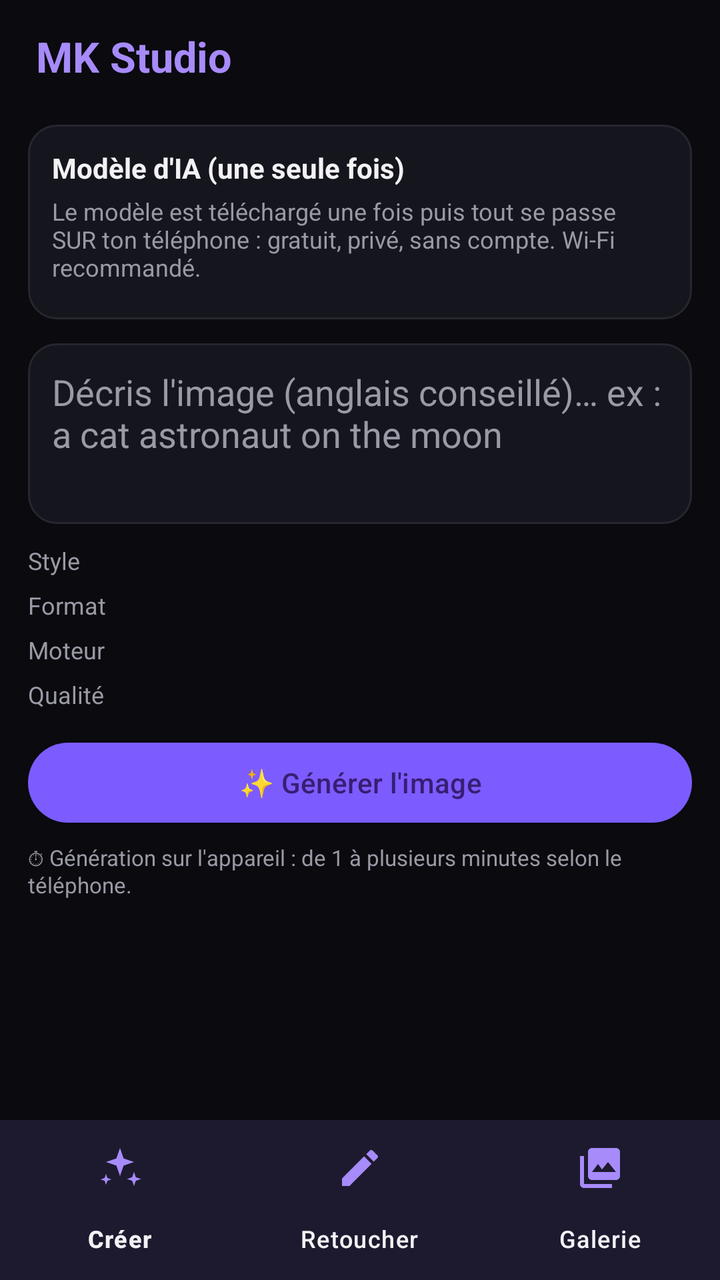
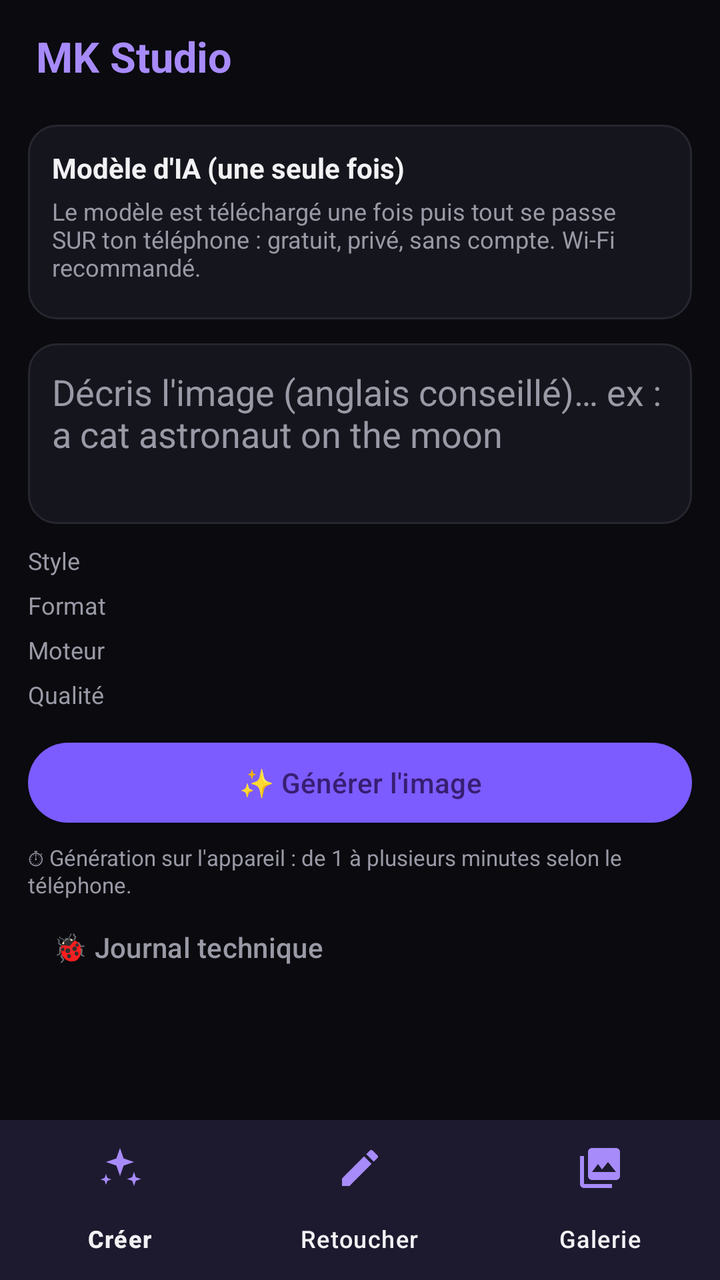

The first picture is an Android layout as it rendered before a commit; the second is the same layout after the commit. The layout source and the unified diff follow.
<!-- AndroidManifest.xml: application theme Theme.MKStudio -->
<!-- res/layout/activity_main.xml -->
<?xml version="1.0" encoding="utf-8"?>
<LinearLayout xmlns:android="http://schemas.android.com/apk/res/android"
    xmlns:app="http://schemas.android.com/apk/res-auto"
    android:layout_width="match_parent"
    android:layout_height="match_parent"
    android:background="@color/bg"
    android:orientation="vertical">

    <TextView
        android:layout_width="match_parent"
        android:layout_height="wrap_content"
        android:paddingHorizontal="18dp"
        android:paddingTop="14dp"
        android:paddingBottom="6dp"
        android:text="@string/app_name"
        android:textColor="@color/accent2"
        android:textSize="21sp"
        android:textStyle="bold" />

    <FrameLayout
        android:layout_width="match_parent"
        android:layout_height="0dp"
        android:layout_weight="1">

        
        <ScrollView
            android:id="@+id/paneCreate"
            android:layout_width="match_parent"
            android:layout_height="match_parent"
            android:fillViewport="true">

            <LinearLayout
                android:layout_width="match_parent"
                android:layout_height="wrap_content"
                android:orientation="vertical"
                android:padding="14dp">

                
                <LinearLayout
                    android:id="@+id/modelCard"
                    android:layout_width="match_parent"
                    android:layout_height="wrap_content"
                    android:background="@drawable/card_bg"
                    android:orientation="vertical"
                    android:padding="12dp">

                    <TextView
                        android:layout_width="wrap_content"
                        android:layout_height="wrap_content"
                        android:text="@string/models_title"
                        android:textColor="@color/text"
                        android:textStyle="bold" />

                    <TextView
                        android:layout_width="match_parent"
                        android:layout_height="wrap_content"
                        android:layout_marginTop="4dp"
                        android:text="@string/models_hint"
                        android:textColor="@color/text_dim"
                        android:textSize="12sp" />

                    <LinearLayout
                        android:id="@+id/modelsBox"
                        android:layout_width="match_parent"
                        android:layout_height="wrap_content"
                        android:layout_marginTop="6dp"
                        android:orientation="vertical" />
                </LinearLayout>

                <EditText
                    android:id="@+id/promptInput"
                    android:layout_width="match_parent"
                    android:layout_height="wrap_content"
                    android:layout_marginTop="12dp"
                    android:background="@drawable/card_bg"
                    android:gravity="top"
                    android:hint="@string/prompt_hint"
                    android:inputType="textMultiLine|textCapSentences"
                    android:minLines="3"
                    android:padding="12dp"
                    android:textColor="@color/text"
                    android:textColorHint="@color/text_dim" />

                <TextView
                    android:layout_width="wrap_content"
                    android:layout_height="wrap_content"
                    android:layout_marginTop="10dp"
                    android:text="@string/style_title"
                    android:textColor="@color/text_dim"
                    android:textSize="12sp" />

                <HorizontalScrollView
                    android:layout_width="match_parent"
                    android:layout_height="wrap_content"
                    android:scrollbars="none">

                    <com.google.android.material.chip.ChipGroup
                        android:id="@+id/styleChips"
                        android:layout_width="wrap_content"
                        android:layout_height="wrap_content"
                        app:selectionRequired="true"
                        app:singleLine="true"
                        app:singleSelection="true" />
                </HorizontalScrollView>

                <TextView
                    android:layout_width="wrap_content"
                    android:layout_height="wrap_content"
                    android:layout_marginTop="6dp"
                    android:text="@string/format_title"
                    android:textColor="@color/text_dim"
                    android:textSize="12sp" />

                <HorizontalScrollView
                    android:layout_width="match_parent"
                    android:layout_height="wrap_content"
                    android:scrollbars="none">

                    <com.google.android.material.chip.ChipGroup
                        android:id="@+id/formatChips"
                        android:layout_width="wrap_content"
                        android:layout_height="wrap_content"
                        app:selectionRequired="true"
                        app:singleLine="true"
                        app:singleSelection="true" />
                </HorizontalScrollView>

                <TextView
                    android:layout_width="wrap_content"
                    android:layout_height="wrap_content"
                    android:layout_marginTop="6dp"
                    android:text="@string/engine_title"
                    android:textColor="@color/text_dim"
                    android:textSize="12sp" />

                <com.google.android.material.chip.ChipGroup
                    android:id="@+id/modeChips"
                    android:layout_width="wrap_content"
                    android:layout_height="wrap_content"
                    app:selectionRequired="true"
                    app:singleLine="true"
                    app:singleSelection="true" />

                <TextView
                    android:layout_width="wrap_content"
                    android:layout_height="wrap_content"
                    android:layout_marginTop="6dp"
                    android:text="@string/quality_title"
                    android:textColor="@color/text_dim"
                    android:textSize="12sp" />

                <com.google.android.material.chip.ChipGroup
                    android:id="@+id/qualityChips"
                    android:layout_width="wrap_content"
                    android:layout_height="wrap_content"
                    app:selectionRequired="true"
                    app:singleLine="true"
                    app:singleSelection="true" />

                <Button
                    android:id="@+id/generateBtn"
                    android:layout_width="match_parent"
                    android:layout_height="wrap_content"
                    android:layout_marginTop="12dp"
                    android:text="@string/generate" />

                <TextView
                    android:layout_width="match_parent"
                    android:layout_height="wrap_content"
                    android:layout_marginTop="6dp"
                    android:text="@string/time_hint"
                    android:textColor="@color/text_dim"
                    android:textSize="11sp" />
            </LinearLayout>
        </ScrollView>

        
        <ScrollView
            android:id="@+id/paneEdit"
            android:layout_width="match_parent"
            android:layout_height="match_parent"
            android:fillViewport="true"
            android:visibility="gone">

            <LinearLayout
                android:layout_width="match_parent"
                android:layout_height="wrap_content"
                android:orientation="vertical"
                android:padding="14dp">

                <Button
                    android:id="@+id/pickBtn"
                    android:layout_width="match_parent"
                    android:layout_height="wrap_content"
                    android:text="@string/edit_pick" />

                <ImageView
                    android:id="@+id/editPreview"
                    android:layout_width="match_parent"
                    android:layout_height="220dp"
                    android:layout_marginTop="10dp"
                    android:background="@drawable/card_bg"
                    android:contentDescription="@string/edit_pick"
                    android:scaleType="centerCrop"
                    android:visibility="gone" />

                <EditText
                    android:id="@+id/editPrompt"
                    android:layout_width="match_parent"
                    android:layout_height="wrap_content"
                    android:layout_marginTop="10dp"
                    android:background="@drawable/card_bg"
                    android:gravity="top"
                    android:hint="@string/edit_prompt_hint"
                    android:inputType="textMultiLine|textCapSentences"
                    android:minLines="2"
                    android:padding="12dp"
                    android:textColor="@color/text"
                    android:textColorHint="@color/text_dim" />

                <TextView
                    android:layout_width="wrap_content"
                    android:layout_height="wrap_content"
                    android:layout_marginTop="8dp"
                    android:text="@string/strength_title"
                    android:textColor="@color/text_dim"
                    android:textSize="12sp" />

                <com.google.android.material.chip.ChipGroup
                    android:id="@+id/strengthChips"
                    android:layout_width="wrap_content"
                    android:layout_height="wrap_content"
                    app:selectionRequired="true"
                    app:singleLine="true"
                    app:singleSelection="true" />

                <Button
                    android:id="@+id/editGenerateBtn"
                    android:layout_width="match_parent"
                    android:layout_height="wrap_content"
                    android:layout_marginTop="12dp"
                    android:text="@string/edit_generate" />
            </LinearLayout>
        </ScrollView>

        
        <LinearLayout
            android:id="@+id/paneGallery"
            android:layout_width="match_parent"
            android:layout_height="match_parent"
            android:orientation="vertical"
            android:visibility="gone">

            <TextView
                android:id="@+id/galleryEmpty"
                android:layout_width="match_parent"
                android:layout_height="wrap_content"
                android:layout_marginTop="40dp"
                android:gravity="center"
                android:padding="20dp"
                android:text="@string/gallery_empty"
                android:textColor="@color/text_dim"
                android:visibility="gone" />

            <androidx.recyclerview.widget.RecyclerView
                android:id="@+id/galleryList"
                android:layout_width="match_parent"
                android:layout_height="match_parent"
                android:padding="8dp" />
        </LinearLayout>
    </FrameLayout>

    
    <LinearLayout
        android:id="@+id/statusCard"
        android:layout_width="match_parent"
        android:layout_height="wrap_content"
        android:layout_marginHorizontal="12dp"
        android:layout_marginBottom="6dp"
        android:background="@drawable/card_bg"
        android:orientation="vertical"
        android:padding="10dp"
        android:visibility="gone">

        <TextView
            android:id="@+id/statusText"
            android:layout_width="match_parent"
            android:layout_height="wrap_content"
            android:textColor="@color/text"
            android:textSize="13sp" />

        <com.google.android.material.progressindicator.LinearProgressIndicator
            android:id="@+id/statusProgress"
            android:layout_width="match_parent"
            android:layout_height="wrap_content"
            android:layout_marginTop="6dp"
            app:trackCornerRadius="6dp" />

        <Button
            android:id="@+id/cancelBtn"
            style="@style/Widget.Material3.Button.TextButton"
            android:layout_width="wrap_content"
            android:layout_height="wrap_content"
            android:layout_gravity="end"
            android:text="@string/cancel" />
    </LinearLayout>

    <LinearLayout
        android:id="@+id/resultCard"
        android:layout_width="match_parent"
        android:layout_height="wrap_content"
        android:layout_marginHorizontal="12dp"
        android:layout_marginBottom="6dp"
        android:background="@drawable/card_bg"
        android:gravity="center_vertical"
        android:orientation="horizontal"
        android:padding="8dp"
        android:visibility="gone">

        <ImageView
            android:id="@+id/resultThumb"
            android:layout_width="72dp"
            android:layout_height="72dp"
            android:contentDescription="@string/app_name"
            android:scaleType="centerCrop" />

        <TextView
            android:layout_width="0dp"
            android:layout_height="wrap_content"
            android:layout_marginStart="10dp"
            android:layout_weight="1"
            android:text="@string/saved_to_gallery"
            android:textColor="@color/ok"
            android:textSize="13sp" />

        <Button
            android:id="@+id/shareBtn"
            style="@style/Widget.Material3.Button.TonalButton"
            android:layout_width="wrap_content"
            android:layout_height="wrap_content"
            android:text="@string/share" />
    </LinearLayout>

    <com.google.android.material.bottomnavigation.BottomNavigationView
        android:id="@+id/bottomNav"
        android:layout_width="match_parent"
        android:layout_height="wrap_content"
        android:background="@color/card"
        app:itemIconTint="@color/accent2"
        app:itemTextColor="@color/text"
        app:menu="@menu/bottom_nav" />
</LinearLayout>
<!-- resources referenced by this layout -->
<resources>
  <color name="accent2">#A78BFA</color>
  <color name="bg">#0A0A0F</color>
  <color name="card">#15151D</color>
  <color name="ok">#22C55E</color>
  <color name="text">#F2F2F5</color>
  <color name="text_dim">#9A9AA6</color>
  <!-- drawable card_bg (drawable) -->
  <?xml version="1.0" encoding="utf-8"?>
  <shape xmlns:android="http://schemas.android.com/apk/res/android" android:shape="rectangle">
      <solid android:color="@color/card" />
      <corners android:radius="14dp" />
      <stroke android:width="1dp" android:color="@color/line" />
  </shape>
  <string name="app_name">MK Studio</string>
  <string name="cancel">Annuler</string>
  <string name="edit_generate">🪄 Retoucher</string>
  <string name="edit_pick">📷 Choisir une photo</string>
  <string name="edit_prompt_hint">Décris la transformation… ex : turn into an oil painting</string>
  <string name="engine_title">Moteur</string>
  <string name="format_title">Format</string>
  <string name="gallery_empty">Aucune création pour l\'instant. Tes images générées apparaîtront ici.</string>
  <string name="generate">✨ Générer l\'image</string>
  <string name="models_hint">Le modèle est téléchargé une fois puis tout se passe SUR ton téléphone : gratuit, privé, sans compte. Wi-Fi recommandé.</string>
  <string name="models_title">Modèle d\'IA (une seule fois)</string>
  <string name="prompt_hint">Décris l\'image (anglais conseillé)… ex : a cat astronaut on the moon</string>
  <string name="quality_title">Qualité</string>
  <string name="saved_to_gallery">Image enregistrée dans la galerie ✔</string>
  <string name="share">Partager</string>
  <string name="strength_title">Intensité de la retouche</string>
  <string name="style_title">Style</string>
  <string name="time_hint">⏱ Génération sur l\'appareil : de 1 à plusieurs minutes selon le téléphone.</string>
  <style name="Theme.MKStudio" parent="Theme.Material3.Dark.NoActionBar">
          <item name="colorPrimary">@color/accent</item>
          <item name="colorSecondary">@color/accent2</item>
          <item name="android:colorBackground">@color/bg</item>
          <item name="colorSurface">@color/card</item>
          <item name="android:statusBarColor">@color/bg</item>
          <item name="android:navigationBarColor">@color/bg</item>
          <item name="android:textColor">@color/text</item>
      </style>
  <color name="line">#26262F</color>
  <color name="accent">#7C5CFF</color>
</resources>

<!-- the commit's change to res/layout/activity_main.xml (unified diff, before → after) -->
@@ -171,6 +171,14 @@
                     android:text="@string/time_hint"
                     android:textColor="@color/text_dim"
                     android:textSize="11sp" />
+
+                <Button
+                    android:id="@+id/logsBtn"
+                    style="@style/Widget.Material3.Button.TextButton"
+                    android:layout_width="wrap_content"
+                    android:layout_height="wrap_content"
+                    android:text="@string/logs_button"
+                    android:textColor="@color/text_dim" />
             </LinearLayout>
         </ScrollView>
 
<!-- resource entries referenced after the edit -->
@@ -22,6 +22,7 @@
   <string name="format_title">Format</string>
   <string name="gallery_empty">Aucune création pour l\'instant. Tes images générées apparaîtront ici.</string>
   <string name="generate">✨ Générer l\'image</string>
+  <string name="logs_button">🐞 Journal technique</string>
   <string name="models_hint">Le modèle est téléchargé une fois puis tout se passe SUR ton téléphone : gratuit, privé, sans compte. Wi-Fi recommandé.</string>
   <string name="models_title">Modèle d\'IA (une seule fois)</string>
   <string name="prompt_hint">Décris l\'image (anglais conseillé)… ex : a cat astronaut on the moon</string>
